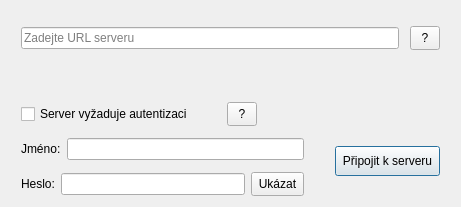
This is crypto_chat/logindialog.ui in RxiPland/crypto_chat as Qt 5 draws it before an edit. The edited form follows.
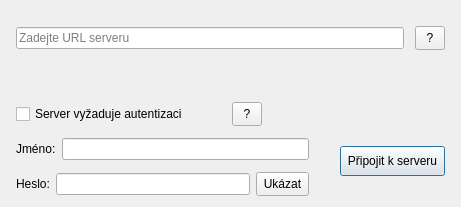
This is the edited form.

Patch:
```diff
--- a/crypto_chat/logindialog.ui
+++ b/crypto_chat/logindialog.ui
@@ -24,7 +24,7 @@
      </property>
      <property name="sizeHint" stdset="0">
       <size>
-       <width>10</width>
+       <width>5</width>
        <height>20</height>
       </size>
      </property>
@@ -376,7 +376,7 @@
      </property>
      <property name="sizeHint" stdset="0">
       <size>
-       <width>10</width>
+       <width>5</width>
        <height>20</height>
       </size>
      </property>
```
